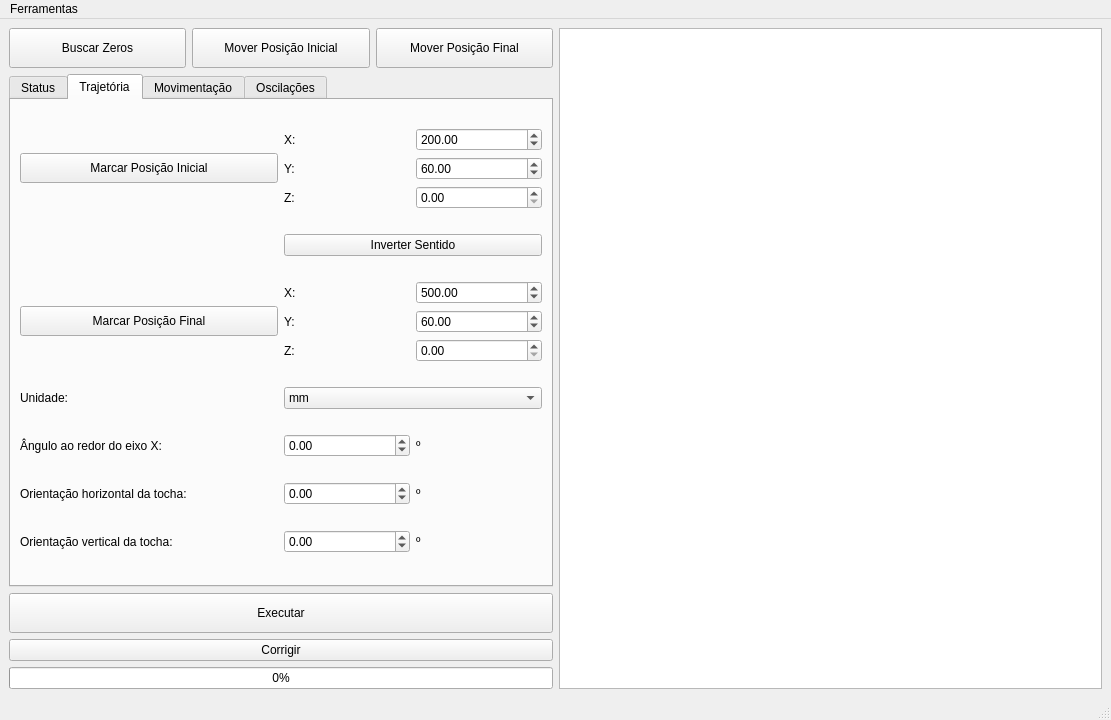
Old version of the form Source/ui/mainwindow.ui in the repository rafaelppires/weldway.
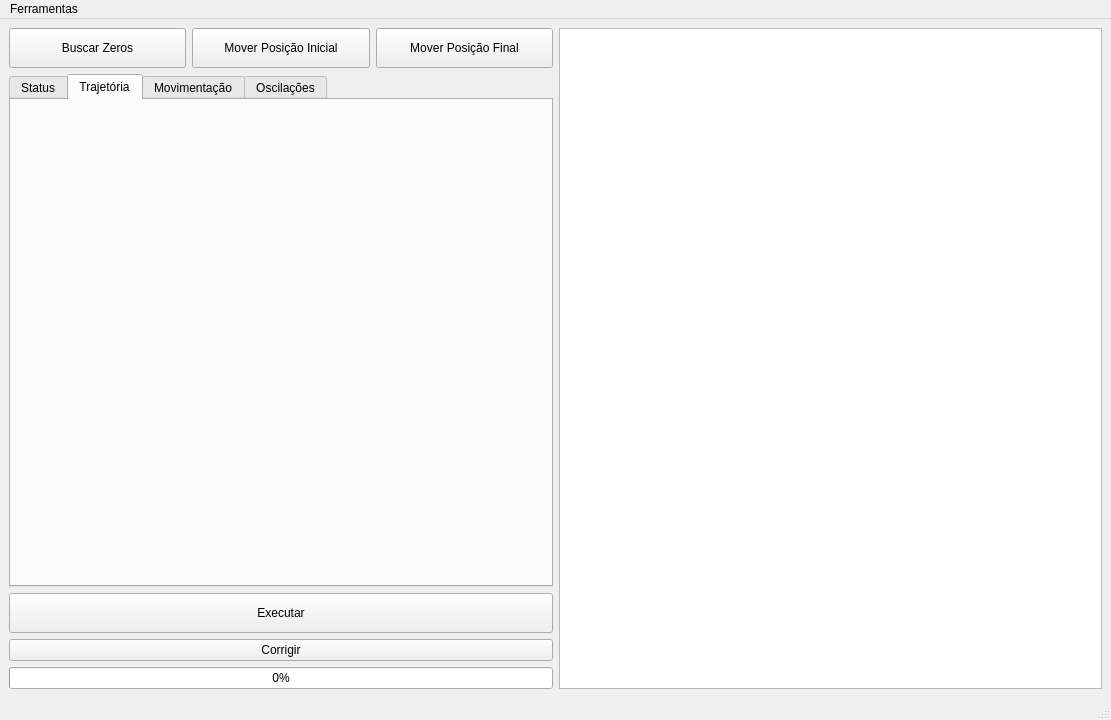
New version of the form. The open tabs and pages were chosen to show the change.

What changed in the file:
```diff
--- a/Source/ui/mainwindow.ui
+++ b/Source/ui/mainwindow.ui
@@ -249,269 +249,7 @@
        <attribute name="title">
         <string>Trajetória</string>
        </attribute>
-       <layout class="QGridLayout" name="gridLayout_25">
-        <item row="0" column="0">
-         <widget class="QPushButton" name="markInitPositionButton">
-          <property name="minimumSize">
-           <size>
-            <width>0</width>
-            <height>30</height>
-           </size>
-          </property>
-          <property name="text">
-           <string>Marcar Posição Inicial</string>
-          </property>
-         </widget>
-        </item>
-        <item row="0" column="1">
-         <layout class="QGridLayout" name="gridLayout">
-          <item row="2" column="0">
-           <widget class="QLabel" name="label_27">
-            <property name="text">
-             <string>Z:</string>
-            </property>
-           </widget>
-          </item>
-          <item row="1" column="0">
-           <widget class="QLabel" name="label_26">
-            <property name="text">
-             <string>Y:</string>
-            </property>
-           </widget>
-          </item>
-          <item row="0" column="1">
-           <widget class="QDoubleSpinBox" name="xinitSpinBox">
-            <property name="sizePolicy">
-             <sizepolicy hsizetype="Minimum" vsizetype="Fixed">
-              <horstretch>0</horstretch>
-              <verstretch>0</verstretch>
-             </sizepolicy>
-            </property>
-            <property name="maximum">
-             <double>850.000000000000000</double>
-            </property>
-            <property name="value">
-             <double>200.000000000000000</double>
-            </property>
-           </widget>
-          </item>
-          <item row="0" column="0">
-           <widget class="QLabel" name="label_25">
-            <property name="text">
-             <string>X:</string>
-            </property>
-           </widget>
-          </item>
-          <item row="1" column="1">
-           <widget class="QDoubleSpinBox" name="yinitSpinBox">
-            <property name="maximum">
-             <double>750.000000000000000</double>
-            </property>
-            <property name="value">
-             <double>60.000000000000000</double>
-            </property>
-           </widget>
-          </item>
-          <item row="2" column="1">
-           <widget class="QDoubleSpinBox" name="zinitSpinBox"/>
-          </item>
-         </layout>
-        </item>
-        <item row="1" column="1">
-         <widget class="QPushButton" name="invertDirectionButton">
-          <property name="text">
-           <string>Inverter Sentido</string>
-          </property>
-         </widget>
-        </item>
-        <item row="2" column="0">
-         <widget class="QPushButton" name="markFinalPositionButton">
-          <property name="minimumSize">
-           <size>
-            <width>0</width>
-            <height>30</height>
-           </size>
-          </property>
-          <property name="text">
-           <string>Marcar Posição Final</string>
-          </property>
-         </widget>
-        </item>
-        <item row="2" column="1">
-         <layout class="QGridLayout" name="gridLayout_21">
-          <item row="0" column="0">
-           <widget class="QLabel" name="label_28">
-            <property name="text">
-             <string>X:</string>
-            </property>
-           </widget>
-          </item>
-          <item row="0" column="1">
-           <widget class="QDoubleSpinBox" name="xfinalSpinBox">
-            <property name="maximum">
-             <double>850.000000000000000</double>
-            </property>
-            <property name="value">
-             <double>500.000000000000000</double>
-            </property>
-           </widget>
-          </item>
-          <item row="1" column="0">
-           <widget class="QLabel" name="label_30">
-            <property name="text">
-             <string>Y:</string>
-            </property>
-           </widget>
-          </item>
-          <item row="1" column="1">
-           <widget class="QDoubleSpinBox" name="yfinalSpinBox">
-            <property name="maximum">
-             <double>750.000000000000000</double>
-            </property>
-            <property name="value">
-             <double>60.000000000000000</double>
-            </property>
-           </widget>
-          </item>
-          <item row="2" column="0">
-           <widget class="QLabel" name="label_31">
-            <property name="text">
-             <string>Z:</string>
-            </property>
-           </widget>
-          </item>
-          <item row="2" column="1">
-           <widget class="QDoubleSpinBox" name="zfinalSpinBox"/>
-          </item>
-         </layout>
-        </item>
-        <item row="3" column="0">
-         <widget class="QLabel" name="label_29">
-          <property name="text">
-           <string>Unidade:</string>
-          </property>
-         </widget>
-        </item>
-        <item row="3" column="1">
-         <widget class="QComboBox" name="initFinalPosUnitComboBox">
-          <property name="sizeIncrement">
-           <size>
-            <width>0</width>
-            <height>0</height>
-           </size>
-          </property>
-          <item>
-           <property name="text">
-            <string>mm</string>
-           </property>
-          </item>
-          <item>
-           <property name="text">
-            <string>cm</string>
-           </property>
-          </item>
-          <item>
-           <property name="text">
-            <string>m</string>
-           </property>
-          </item>
-          <item>
-           <property name="text">
-            <string>pulsos</string>
-           </property>
-          </item>
-          <item>
-           <property name="text">
-            <string>&quot;</string>
-           </property>
-          </item>
-         </widget>
-        </item>
-        <item row="4" column="0">
-         <widget class="QLabel" name="label_32">
-          <property name="text">
-           <string>Ângulo ao redor do eixo X:</string>
-          </property>
-         </widget>
-        </item>
-        <item row="4" column="1">
-         <layout class="QGridLayout" name="gridLayout_22">
-          <item row="0" column="0">
-           <widget class="QDoubleSpinBox" name="xangleSpinBox">
-            <property name="minimum">
-             <double>-90.000000000000000</double>
-            </property>
-            <property name="maximum">
-             <double>90.000000000000000</double>
-            </property>
-           </widget>
-          </item>
-          <item row="0" column="1">
-           <widget class="QLabel" name="label_45">
-            <property name="text">
-             <string>º</string>
-            </property>
-           </widget>
-          </item>
-         </layout>
-        </item>
-        <item row="5" column="0">
-         <widget class="QLabel" name="label_48">
-          <property name="text">
-           <string>Orientação horizontal da tocha:</string>
-          </property>
-         </widget>
-        </item>
-        <item row="5" column="1">
-         <layout class="QGridLayout" name="gridLayout_23">
-          <item row="0" column="0">
-           <widget class="QDoubleSpinBox" name="hAngleSpinBox">
-            <property name="minimum">
-             <double>-90.000000000000000</double>
-            </property>
-            <property name="maximum">
-             <double>90.000000000000000</double>
-            </property>
-           </widget>
-          </item>
-          <item row="0" column="1">
-           <widget class="QLabel" name="label_46">
-            <property name="text">
-             <string>º</string>
-            </property>
-           </widget>
-          </item>
-         </layout>
-        </item>
-        <item row="6" column="0">
-         <widget class="QLabel" name="label_49">
-          <property name="text">
-           <string>Orientação vertical da tocha:</string>
-          </property>
-         </widget>
-        </item>
-        <item row="6" column="1">
-         <layout class="QGridLayout" name="gridLayout_24">
-          <item row="0" column="0">
-           <widget class="QDoubleSpinBox" name="vAngleSpinBox">
-            <property name="minimum">
-             <double>-90.000000000000000</double>
-            </property>
-            <property name="maximum">
-             <double>90.000000000000000</double>
-            </property>
-           </widget>
-          </item>
-          <item row="0" column="1">
-           <widget class="QLabel" name="label_47">
-            <property name="text">
-             <string>º</string>
-            </property>
-           </widget>
-          </item>
-         </layout>
-        </item>
-       </layout>
+       <layout class="QHBoxLayout" name="trajectoryTabLayout"/>
       </widget>
       <widget class="QWidget" name="positonTab">
        <attribute name="title">
```
Left out of the diff: 2 changed lines with no effect on the pictures.
